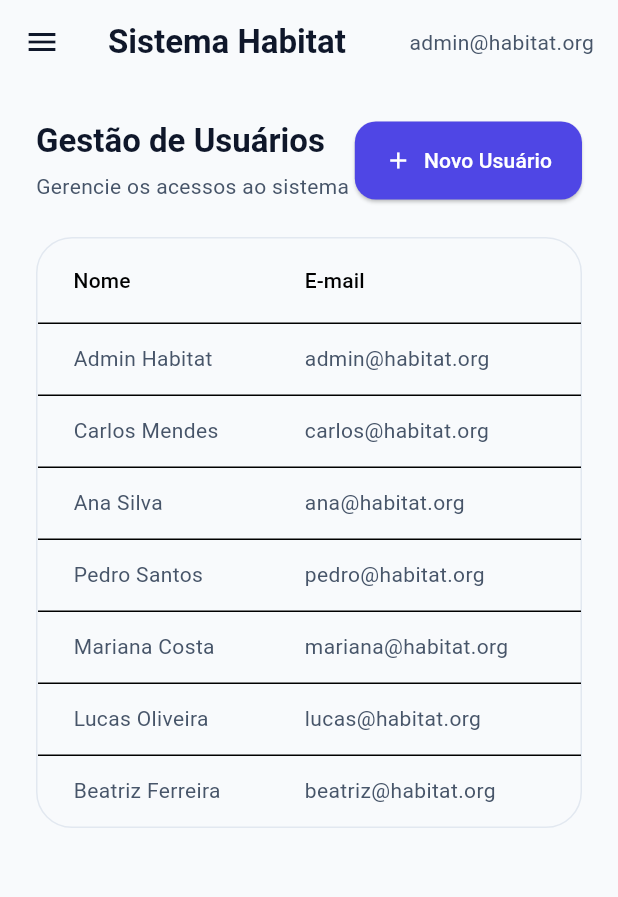
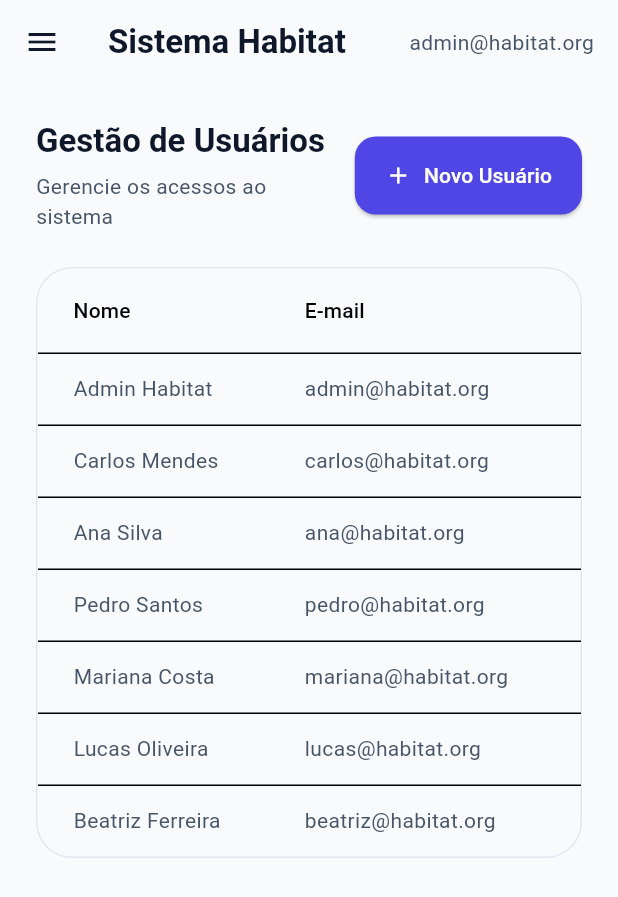
Before and after one commit to MariTronix/habitat-frontend, a Flutter app: the GestaoUsuariosScreen screen opened by its route, on a phone screen of 412 x 824 dp. Shown: the top 897 px of the screen. Run offline on Flutter 3.47's test engine with Material 3 defaults, Android fonts, the phone set to English and light mode, and no system bars; our stand-ins replace file_picker, fl_chart, flutter_dotenv, go_router; accounts and stored records are empty.

Commit message:
fix(Telas): Mural,  de Casosee stão de Usuários. SafeArea adicionada

```diff
--- a/lib/components/layout.dart
+++ b/lib/components/layout.dart
@@ -53,7 +53,8 @@ class AppLayout extends StatelessWidget {
       // O Drawer atua como a Sidebar em telas menores (Mobile)
       drawer: isDesktop ? null : _buildSidebar(context, allItems),
 
-      body: Row(
+      body: SafeArea(
+        child: Row(
           children: [
             // Em telas grandes (Desktop), a Sidebar fica fixa na tela
             if (isDesktop) _buildSidebar(context, allItems),
@@ -104,6 +105,7 @@ class AppLayout extends StatelessWidget {
               ),
             ),
           ],
+        ),
       ),
     );
   }
--- a/lib/screens/gestao_usuarios_screen.dart
+++ b/lib/screens/gestao_usuarios_screen.dart
@@ -62,14 +62,36 @@ class _GestaoUsuariosScreenState extends State<GestaoUsuariosScreen> {
     return SingleChildScrollView(
       padding: const EdgeInsets.all(24),
       child: Column(crossAxisAlignment: CrossAxisAlignment.start, children: [
-        Row(mainAxisAlignment: MainAxisAlignment.spaceBetween, children: [
-          Column(crossAxisAlignment: CrossAxisAlignment.start, children: [
-            Text('Gestão de Usuários', style: Theme.of(context).textTheme.titleLarge),
-            const SizedBox(height: 6),
-            Text('Gerencie os acessos ao sistema', style: Theme.of(context).textTheme.bodyMedium),
-          ]),
-          ElevatedButton.icon(onPressed: _openNew, icon: const Icon(Icons.add), label: const Text('Novo Usuário')),
-        ]),
+        Row(
+          mainAxisAlignment: MainAxisAlignment.spaceBetween,
+          children: [
+            // O Expanded faz a coluna de textos ocupar apenas o espaço disponível,
+            // impedindo que ela empurre o botão para fora da tela.
+            Expanded(
+              child: Column(
+                crossAxisAlignment: CrossAxisAlignment.start,
+                children: [
+                  Text(
+                    'Gestão de Usuários',
+                    style: Theme.of(context).textTheme.titleLarge,
+                  ),
+                  const SizedBox(height: 6),
+                  Text(
+                    'Gerencie os acessos ao sistema',
+                    style: Theme.of(context).textTheme.bodyMedium,
+                  ),
+                ],
+              ),
+            ),
+            // Um pequeno espaço para o texto não colar no botão se a tela for muito estreita
+            const SizedBox(width: 16),
+            ElevatedButton.icon(
+              onPressed: _openNew,
+              icon: const Icon(Icons.add),
+              label: const Text('Novo Usuário'),
+            ),
+          ],
+        ),
         const SizedBox(height: 24),
         if (_editingUser != null || _editingUser == null && _nomeController.text.isNotEmpty)
           Card(
--- a/lib/src/app_scaffold.dart
+++ b/lib/src/app_scaffold.dart
@@ -37,11 +37,15 @@ class HabitatScaffold extends StatelessWidget {
         ],
       ),
       drawer: isDesktop ? null : Drawer(child: _MenuColumn(currentPath: currentPath, onLogout: () => auth.logout())),
-      body: Row(
-        children: [
-          if (isDesktop) SizedBox(width: 280, child: _MenuColumn(currentPath: currentPath, onLogout: () => auth.logout())),
-          Expanded(child: child),
-        ],
+
+      // Aqui está o SafeArea envolvendo o conteúdo do body!
+      body: SafeArea(
+        child: Row(
+          children: [
+            if (isDesktop) SizedBox(width: 280, child: _MenuColumn(currentPath: currentPath, onLogout: () => auth.logout())),
+            Expanded(child: child),
+          ],
+        ),
       ),
     );
   }
```
Also changed, not shown: lib/screens/kanban_screen.dart (+16 -0 lines). Lines whose indentation alone changed are shown as unchanged.
